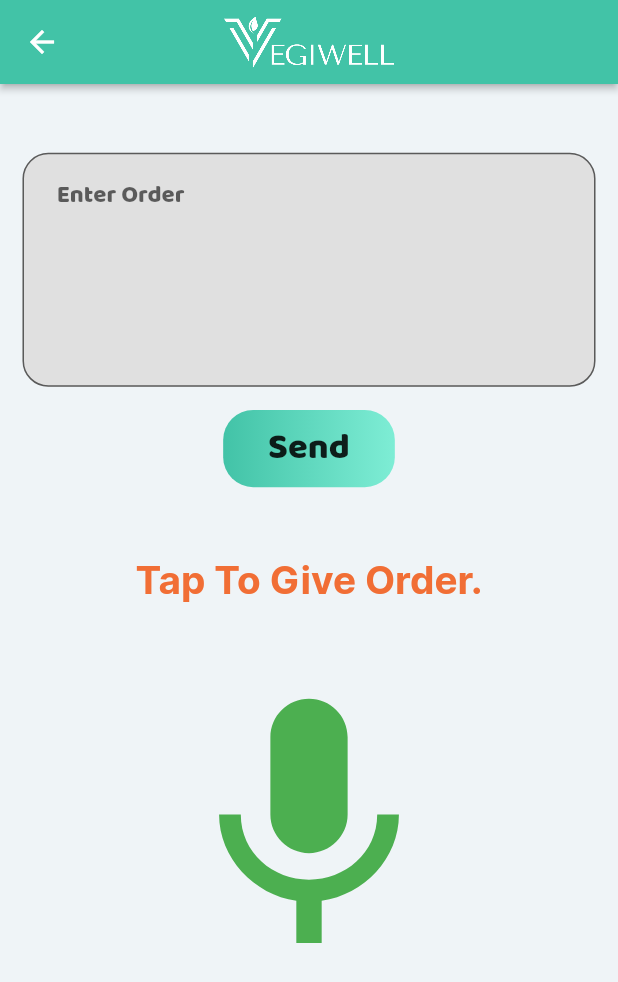
After one commit to Aditya-AJ-19/Vegiwell, a Flutter app: the MsgToOrder screen opened directly, on a phone screen of 412 x 824 dp. The commit adds this screen. Shown: the top 982 px of the screen. Run offline on Flutter 3.47's test engine with Material 2 defaults, Android fonts, the phone set to English and light mode, and no system bars; our stand-ins replace animated_splash_screen, cached_network_image, carousel_slider, cloud_firestore, firebase_auth, firebase_core and 7 more; accounts and stored records are empty.

Commit message:
msg to order done

```diff
--- /dev/null
+++ b/lib/Pages/msgorder.dart
@@ -0,0 +1,114 @@
+import 'package:flutter/material.dart';
+import 'package:flutter/src/widgets/container.dart';
+import 'package:flutter/src/widgets/framework.dart';
+import 'package:vegiwell/Utils/size_config.dart';
+import 'package:vegiwell/Utils/style.dart';
+
+class MsgToOrder extends StatelessWidget {
+  const MsgToOrder({super.key});
+
+  @override
+  Widget build(BuildContext context) {
+    final TextEditingController orderController = TextEditingController();
+    return Scaffold(
+      appBar: AppBar(
+        elevation: 2,
+        backgroundColor: AppTheme.green,
+        foregroundColor: Colors.white,
+        centerTitle: true,
+        title: SizedBox(
+          width: responsiveHeight(140),
+          height: responsiveHeight(35),
+          child: Image.asset(
+            'assets/Images/vegiwellname.png',
+            filterQuality: FilterQuality.high,
+            fit: BoxFit.contain,
+            color: Colors.white,
+          ),
+        ),
+      ),
+        body: SafeArea(
+      child: Padding(
+        padding: const EdgeInsets.all(15.0),
+        child: Column(
+          children: [
+            SizedBox(
+              height: responsiveHeight(30),
+            ),
+            TextFormField(
+              maxLines: 5,
+              keyboardType: TextInputType.text,
+              textInputAction: TextInputAction.done,
+              onSaved: (value) {
+                orderController.text = value!;
+              },
+              decoration: InputDecoration(
+                fillColor: AppTheme.numberfield,
+                // fillColor: Colors.grey[200],
+                filled: true,
+                contentPadding: EdgeInsets.fromLTRB(
+                  responsiveWidth(20),
+                  responsiveHeight(15),
+                  responsiveWidth(20),
+                  responsiveHeight(15),
+                ),
+                hintText: "Enter Order",
+                border: OutlineInputBorder(
+                  borderRadius: BorderRadius.circular(responsiveWidth(15)),
+                ),
+              ),
+            ),
+            SizedBox(
+              height: responsiveHeight(15),
+            ),
+            InkWell(
+              onTap: () {},
+              child: Ink(
+                decoration: BoxDecoration(
+                  gradient: const LinearGradient(colors: [
+                    AppTheme.green,
+                    AppTheme.lightGreen,
+                  ]),
+                  borderRadius: BorderRadius.circular(20),
+                ),
+                child: Container(
+                  width: responsiveWidth(100),
+                  height: responsiveHeight(50),
+                  alignment: Alignment.center,
+                  child: const Text(
+                    'Send',
+                    style: TextStyle(
+                      fontSize: 24,
+                    ),
+                  ),
+                ),
+              ),
+            ),
+            SizedBox(
+              height: responsiveHeight(45),
+            ),
+            Text(
+              "Tap To Give Order.",
+              style: TextStyle(
+                fontFamily: "Inter",
+                fontSize: responsiveHeight(25),
+                fontWeight: FontWeight.bold,
+                color: Color(0xFFF16E35),
+              ),
+            ),
+            SizedBox(
+              height: responsiveHeight(45),
+            ),
+            GestureDetector(
+              child: Icon(
+                Icons.mic,
+                color: Colors.green,
+                size: responsiveHeight(200),
+              ),
+            )
+          ],
+        ),
+      ),
+    ));
+  }
+}
--- a/lib/Pages/userinfo.dart
+++ b/lib/Pages/userinfo.dart
@@ -229,8 +229,10 @@ class UserInfoPage extends StatelessWidget {
                 },
                 child: Ink(
                   decoration: BoxDecoration(
-                      gradient: const LinearGradient(
-                          colors: [Color(0xFFFCB930), Color(0xFFF16E35)]),
+                      gradient: const LinearGradient(colors: [
+                        AppTheme.green,
+                        AppTheme.lightGreen,
+                      ]),
                       borderRadius: BorderRadius.circular(20)),
                   child: Container(
                     width: responsiveWidth(320),
--- a/lib/main.dart
+++ b/lib/main.dart
@@ -4,6 +4,7 @@ import 'package:flutter/material.dart';
 import 'package:get/get.dart';
 import 'package:vegiwell/Pages/Home%20Page/homepage.dart';
 import 'package:vegiwell/Pages/getotp.dart';
+import 'package:vegiwell/Pages/msgorder.dart';
 import 'package:vegiwell/Utils/size_config.dart';
 import 'package:vegiwell/Utils/style.dart';
 import 'package:animated_splash_screen/animated_splash_screen.dart';
```
